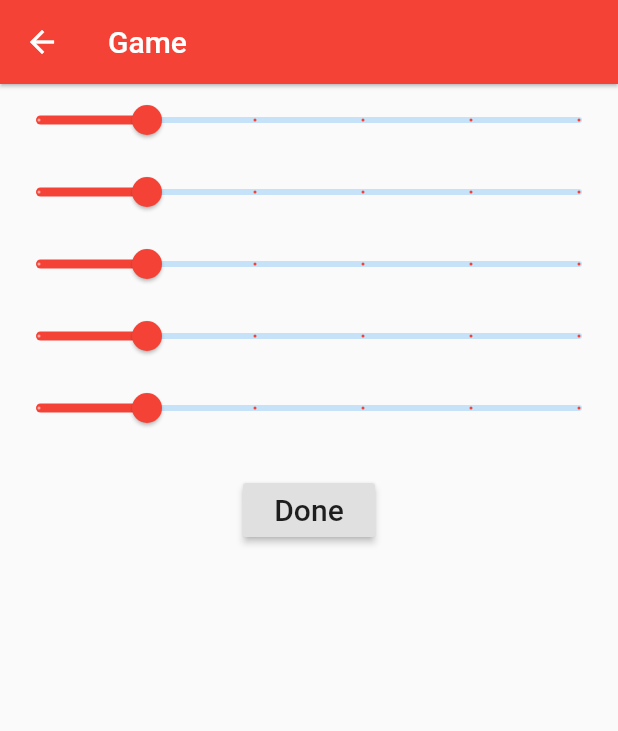
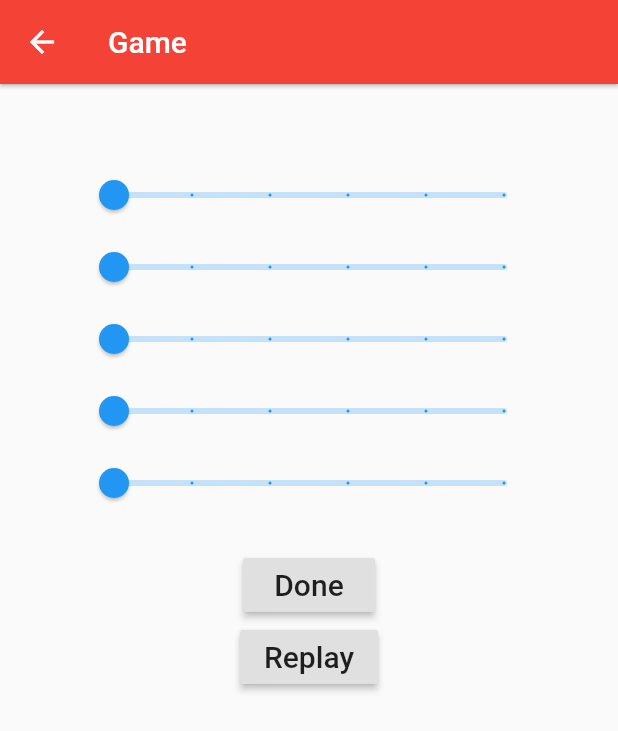
Before and after one commit to Rechunk/GuessThePitch, a Flutter app: the Grid screen opened directly, after a tap on "Done", on a phone screen of 412 x 824 dp. Shown: the top 731 px of the screen. Run offline on Flutter 3.47's test engine with Material 2 defaults, Android fonts, the light colour scheme and no system bars; missing offline and left inert: audioplayer, countdown.

Commit message:
Padding added, more accurate colors and replay button

```diff
--- a/lib/grid.dart
+++ b/lib/grid.dart
@@ -1,6 +1,7 @@
 import 'package:flutter/material.dart';
 import "soundManager.dart";
 import 'package:audioplayer/audioplayer.dart';
+import "dart:async";
 
 class Grid extends StatefulWidget {
   @override
@@ -16,7 +17,9 @@
   @override
   void initState(){
     super.initState();
-    playRandomSequence();
+    new Timer(new Duration(seconds: 1), (){
+      playSequence(random: true);
+    });
   }
 
   List<Widget> buildSlides(){
@@ -52,7 +55,7 @@
       if (results[i] != 0){
         setState((){
           values[i] += results[i];
-          colors[i] = Colors.red;
+          colors[i] = (results[i] == 1) ? Colors.orange : Colors.red;
         });
       }
     }
@@ -69,6 +72,7 @@
       ),
       body: new Container(
         child: new ListView(
+          padding: new EdgeInsets.all(50.0),
           children: [
             new Column(
               children: sliders,
@@ -84,6 +88,12 @@
                       displayResults(results);
                     },
                   ),
+                  new RaisedButton(
+                    child: new Text("Replay", style: new TextStyle(fontSize: 20.0)),
+                    onPressed: () {
+                      playSequence(random: false);
+                    },
+                  ),
                 ]
               ),
             ),
```
